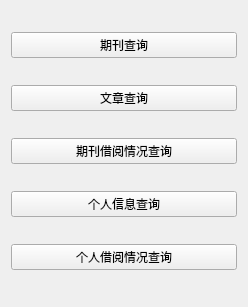
Above: menuuser.ui from DEVILcong/SoftEng before the change. Below: the same form after it.
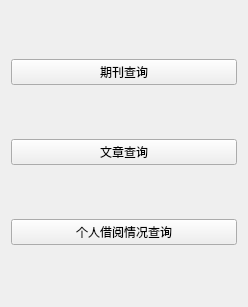
That is the form after the change.

Patch:
```diff
--- a/menuuser.ui
+++ b/menuuser.ui
@@ -28,20 +28,6 @@
      </property>
     </widget>
    </item>
-   <item>
-    <widget class="QPushButton" name="pushButton_3">
-     <property name="text">
-      <string>期刊借阅情况查询</string>
-     </property>
-    </widget>
-   </item>
-   <item>
-    <widget class="QPushButton" name="pushButton_4">
-     <property name="text">
-      <string>个人信息查询</string>
-     </property>
-    </widget>
-   </item>
    <item>
     <widget class="QPushButton" name="pushButton_5">
      <property name="text">
```
